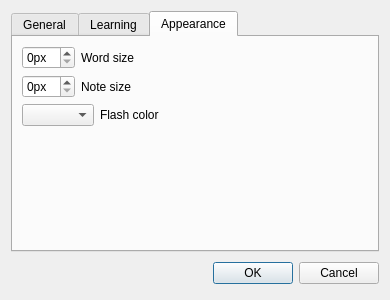
Above: source/settingsdialog.ui from martin-kudlicka/vocabulary-master before the change. Below: the same form after it.
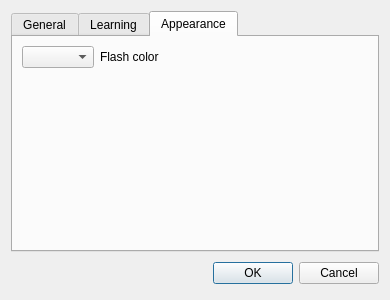
That is the form after the change. The open tabs and pages were chosen to show the change. Custom widgets are drawn as their Qt base class.

Commit message: * vocabulary structure changed to have the ability of custom fields * learning template instead of fixed columns and font sizes - speech - tray balloon text - vocabulary searching * editing vocabulary in editor instead of table

Diff of the .ui file:
```diff
--- a/source/settingsdialog.ui
+++ b/source/settingsdialog.ui
@@ -243,72 +243,6 @@
        <string>Appearance</string>
       </attribute>
       <layout class="QVBoxLayout" name="verticalLayout_5">
-       <item>
-        <layout class="QHBoxLayout" name="horizontalLayout_5">
-         <item>
-          <widget class="QSpinBox" name="qsbFontSizeWord">
-           <property name="sizePolicy">
-            <sizepolicy hsizetype="Preferred" vsizetype="Fixed">
-             <horstretch>0</horstretch>
-             <verstretch>0</verstretch>
-            </sizepolicy>
-           </property>
-           <property name="suffix">
-            <string>px</string>
-           </property>
-          </widget>
-         </item>
-         <item>
-          <widget class="QLabel" name="label_3">
-           <property name="sizePolicy">
-            <sizepolicy hsizetype="Expanding" vsizetype="Preferred">
-             <horstretch>0</horstretch>
-             <verstretch>0</verstretch>
-            </sizepolicy>
-           </property>
-           <property name="text">
-            <string>Word size</string>
-           </property>
-           <property name="buddy">
-            <cstring>qsbFontSizeWord</cstring>
-           </property>
-          </widget>
-         </item>
-        </layout>
-       </item>
-       <item>
-        <layout class="QHBoxLayout" name="horizontalLayout_6">
-         <item>
-          <widget class="QSpinBox" name="qsbFontSizeNote">
-           <property name="sizePolicy">
-            <sizepolicy hsizetype="Preferred" vsizetype="Fixed">
-             <horstretch>0</horstretch>
-             <verstretch>0</verstretch>
-            </sizepolicy>
-           </property>
-           <property name="suffix">
-            <string>px</string>
-           </property>
-          </widget>
-         </item>
-         <item>
-          <widget class="QLabel" name="qlFontSizeNote">
-           <property name="sizePolicy">
-            <sizepolicy hsizetype="Expanding" vsizetype="Preferred">
-             <horstretch>0</horstretch>
-             <verstretch>0</verstretch>
-            </sizepolicy>
-           </property>
-           <property name="text">
-            <string>Note size</string>
-           </property>
-           <property name="buddy">
-            <cstring>qsbFontSizeNote</cstring>
-           </property>
-          </widget>
-         </item>
-        </layout>
-       </item>
        <item>
         <layout class="QHBoxLayout" name="horizontalLayout_7">
          <item>
```
Left out of the diff: 2 changed lines with no effect on the pictures. The commit also changes 15 other files.
